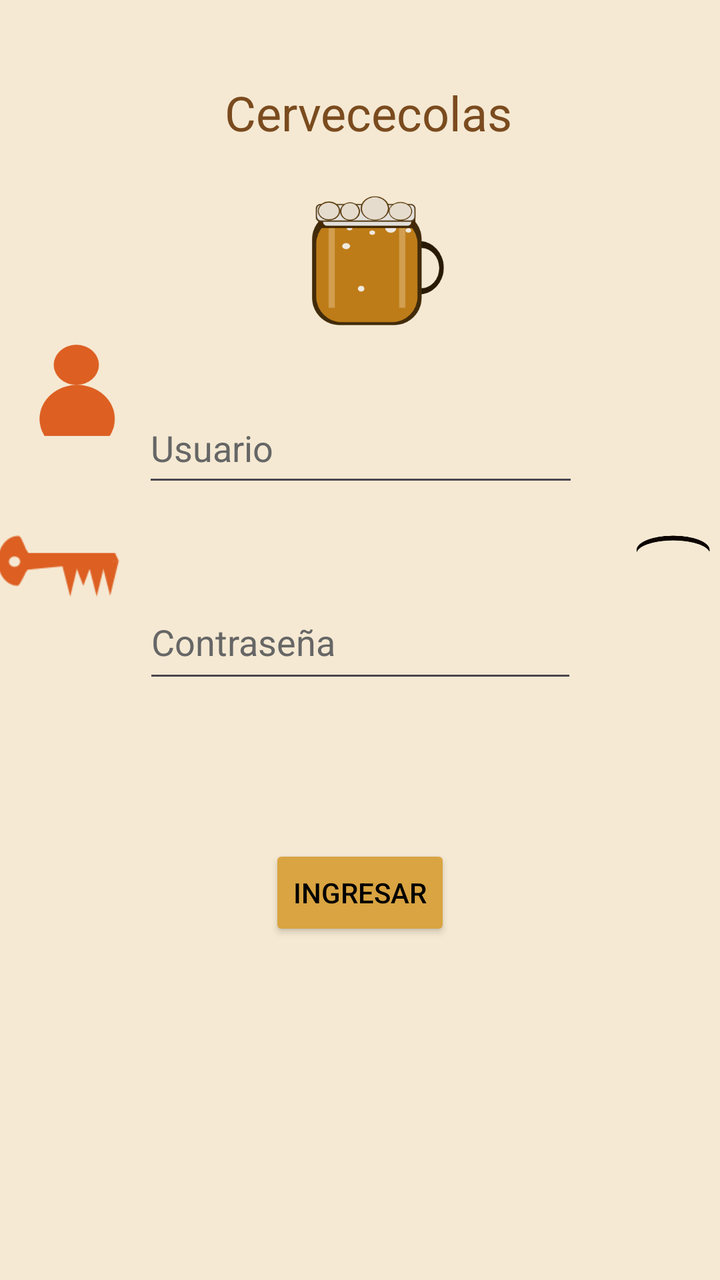
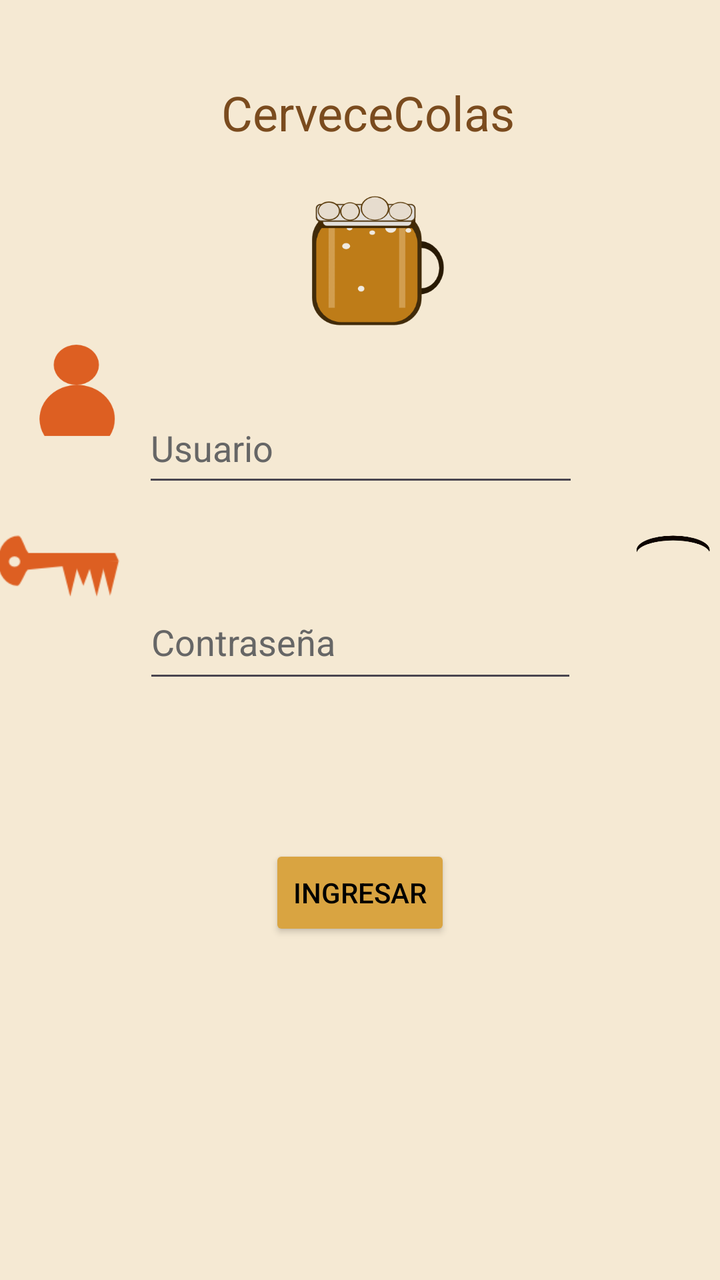

Before-and-after screenshots of an Android layout around one commit, followed by the original layout XML and the change that was made.
<!-- AndroidManifest.xml: application theme Theme.CerveceriaB -->
<!-- res/layout/activity_main.xml -->
<?xml version="1.0" encoding="utf-8"?>
<androidx.constraintlayout.widget.ConstraintLayout xmlns:android="http://schemas.android.com/apk/res/android"
    xmlns:app="http://schemas.android.com/apk/res-auto"
    xmlns:tools="http://schemas.android.com/tools"
    android:id="@+id/layoutCerveza"
    android:layout_width="match_parent"
    android:layout_height="match_parent"
    android:background="@color/fondo_crema"
    tools:context=".MainActivity">

    <TextView
        android:id="@+id/tvTitulo"
        android:layout_width="wrap_content"
        android:layout_height="wrap_content"
        android:layout_marginTop="40dp"
        android:text="Cervececolas"
        android:textColor="@color/tostado_oscuro"
        android:textSize="24sp"
        app:layout_constraintEnd_toEndOf="parent"
        app:layout_constraintHorizontal_bias="0.52"
        app:layout_constraintStart_toStartOf="parent"
        app:layout_constraintTop_toTopOf="parent" />

    <EditText
        android:id="@+id/etUsuario"
        android:layout_width="218dp"
        android:layout_height="52dp"
        android:layout_marginTop="124dp"
        android:ems="10"
        android:hint="Usuario"
        android:inputType="text"
        app:layout_constraintEnd_toEndOf="parent"
        app:layout_constraintHorizontal_bias="0.502"
        app:layout_constraintStart_toStartOf="parent"
        app:layout_constraintTop_toBottomOf="@+id/tvTitulo" />

    <EditText
        android:id="@+id/etPassword"
        android:layout_width="217dp"
        android:layout_height="54dp"
        android:layout_marginTop="44dp"
        android:ems="10"
        android:hint="Contraseña"
        android:inputType="text|textPassword"
        app:layout_constraintEnd_toEndOf="parent"
        app:layout_constraintStart_toStartOf="parent"
        app:layout_constraintTop_toBottomOf="@+id/etUsuario" />

    <Button
        android:id="@+id/btnIngresar"
        android:layout_width="wrap_content"
        android:layout_height="wrap_content"
        android:layout_marginTop="76dp"
        android:backgroundTint="@color/dorado_cerveza"
        android:text="Ingresar"
        app:layout_constraintEnd_toEndOf="parent"
        app:layout_constraintStart_toStartOf="parent"
        app:layout_constraintTop_toBottomOf="@+id/etPassword"
        app:strokeColor="@color/tostado_oscuro"
        app:strokeWidth="2dp" />

    <ImageView
        android:id="@+id/ivLogo"
        android:layout_width="172dp"
        android:layout_height="123dp"
        app:layout_constraintBottom_toTopOf="@+id/etUsuario"
        app:layout_constraintEnd_toEndOf="parent"
        app:layout_constraintStart_toStartOf="parent"
        app:layout_constraintTop_toBottomOf="@+id/tvTitulo"
        app:srcCompat="@drawable/ic_logo_cerveza" />

    <ImageView
        android:id="@+id/ivUsuario"
        android:layout_width="135dp"
        android:layout_height="171dp"
        android:layout_marginStart="4dp"
        app:layout_constraintBottom_toBottomOf="parent"
        app:layout_constraintEnd_toStartOf="@+id/etUsuario"
        app:layout_constraintStart_toStartOf="parent"
        app:layout_constraintTop_toTopOf="parent"
        app:layout_constraintVertical_bias="0.217"
        app:srcCompat="@drawable/ic_usuario" />

    <ImageView
        android:id="@+id/ivOjoCerrado"
        android:layout_width="95dp"
        android:layout_height="82dp"
        android:layout_marginEnd="24dp"
        android:visibility="visible"
        app:layout_constraintBottom_toBottomOf="parent"
        app:layout_constraintEnd_toEndOf="parent"
        app:layout_constraintHorizontal_bias="0.0"
        app:layout_constraintStart_toEndOf="@+id/etPassword"
        app:layout_constraintTop_toTopOf="parent"
        app:layout_constraintVertical_bias="0.425"
        app:srcCompat="@drawable/ic_ojo_cerrado" />

    <ImageView
        android:id="@+id/ivOjoAbierto"
        android:layout_width="127dp"
        android:layout_height="199dp"
        android:visibility="gone"
        app:layout_constraintBottom_toBottomOf="parent"
        app:layout_constraintEnd_toEndOf="parent"
        app:layout_constraintStart_toEndOf="@+id/etPassword"
        app:layout_constraintTop_toTopOf="parent"
        app:layout_constraintVertical_bias="0.421"
        app:srcCompat="@drawable/ic_ojo_abierto"
        tools:visibility="gone" />

    <ImageView
        android:id="@+id/imageView5"
        android:layout_width="281dp"
        android:layout_height="347dp"
        app:layout_constraintBottom_toBottomOf="parent"
        app:layout_constraintEnd_toStartOf="@+id/etPassword"
        app:layout_constraintHorizontal_bias="0.565"
        app:layout_constraintStart_toStartOf="parent"
        app:layout_constraintTop_toTopOf="parent"
        app:layout_constraintVertical_bias="0.351"
        app:srcCompat="@drawable/ic_llave" />

</androidx.constraintlayout.widget.ConstraintLayout>
<!-- resources referenced by this layout -->
<resources>
  <color name="dorado_cerveza">#D9A441</color>
  <color name="fondo_crema">#F5E9D3</color>
  <color name="tostado_oscuro">#7A4B1E</color>
  <!-- drawable ic_llave: png bitmap (drawable, 4802 bytes) -->
  <!-- drawable ic_logo_cerveza: png bitmap (drawable, 18374 bytes) -->
  <!-- drawable ic_ojo_abierto: png bitmap (drawable, 11459 bytes) -->
  <!-- drawable ic_ojo_cerrado: png bitmap (drawable, 5239 bytes) -->
  <!-- drawable ic_usuario: png bitmap (drawable, 6185 bytes) -->
  <style name="Theme.CerveceriaB" parent="Base.Theme.CerveceriaB" />
  <style name="Base.Theme.CerveceriaB" parent="Theme.Material3.DayNight.NoActionBar">
          
          
          <item name="android:editTextColor">@android:color/black</item>
          <item name="android:textColorPrimary">@android:color/black</item>
          <item name="android:textColorHint">#666666</item>
      </style>
</resources>

<!-- the commit's change to res/layout/activity_main.xml (unified diff, before → after) -->
@@ -2,7 +2,7 @@
 <androidx.constraintlayout.widget.ConstraintLayout xmlns:android="http://schemas.android.com/apk/res/android"
     xmlns:app="http://schemas.android.com/apk/res-auto"
     xmlns:tools="http://schemas.android.com/tools"
-    android:id="@+id/layoutCerveza"
+    android:id="@+id/layoutMain"
     android:layout_width="match_parent"
     android:layout_height="match_parent"
     android:background="@color/fondo_crema"
@@ -13,7 +13,7 @@
         android:layout_width="wrap_content"
         android:layout_height="wrap_content"
         android:layout_marginTop="40dp"
-        android:text="Cervececolas"
+        android:text="CerveceColas"
         android:textColor="@color/tostado_oscuro"
         android:textSize="24sp"
         app:layout_constraintEnd_toEndOf="parent"
@@ -109,7 +109,7 @@
         tools:visibility="gone" />
 
     <ImageView
-        android:id="@+id/imageView5"
+        android:id="@+id/ivLlave"
         android:layout_width="281dp"
         android:layout_height="347dp"
         app:layout_constraintBottom_toBottomOf="parent"
